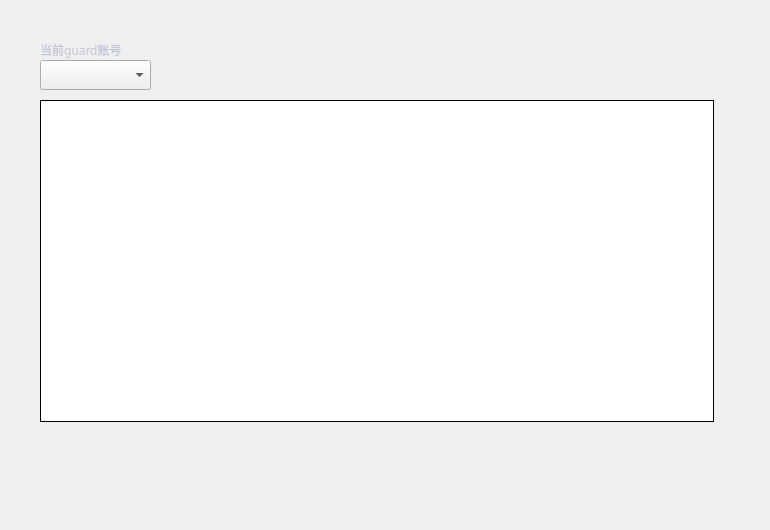
Old version of the form LNKWallet/guard/GuardKeyManagePage.ui in the repository HcashOrg/hx-indicator.
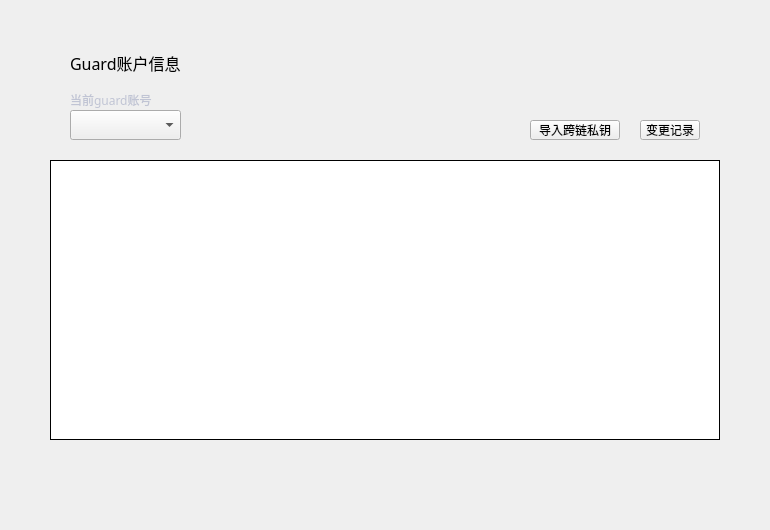
New version of the form.

The edit to the form file:
```diff
--- a/LNKWallet/guard/GuardKeyManagePage.ui
+++ b/LNKWallet/guard/GuardKeyManagePage.ui
@@ -16,10 +16,10 @@
   <widget class="QTableWidget" name="multisigTableWidget">
    <property name="geometry">
     <rect>
-     <x>40</x>
-     <y>100</y>
-     <width>674</width>
-     <height>322</height>
+     <x>50</x>
+     <y>160</y>
+     <width>670</width>
+     <height>280</height>
     </rect>
    </property>
    <property name="cursor" stdset="0">
@@ -146,15 +146,23 @@
    </column>
    <column>
     <property name="text">
-     <string/>
+     <string>操作</string>
+    </property>
+    <property name="font">
+     <font>
+      <family>微软雅黑</family>
+     </font>
+    </property>
+    <property name="textAlignment">
+     <set>AlignCenter</set>
     </property>
    </column>
   </widget>
   <widget class="QLabel" name="label">
    <property name="geometry">
     <rect>
-     <x>40</x>
-     <y>40</y>
+     <x>70</x>
+     <y>90</y>
      <width>100</width>
      <height>20</height>
     </rect>
@@ -177,8 +185,8 @@
   <widget class="QComboBox" name="accountComboBox">
    <property name="geometry">
     <rect>
-     <x>40</x>
-     <y>60</y>
+     <x>70</x>
+     <y>110</y>
      <width>111</width>
      <height>30</height>
     </rect>
@@ -197,6 +205,91 @@
     <string notr="true"/>
    </property>
   </widget>
+  <widget class="QLabel" name="title_label">
+   <property name="geometry">
+    <rect>
+     <x>70</x>
+     <y>50</y>
+     <width>200</width>
+     <height>26</height>
+    </rect>
+   </property>
+   <property name="font">
+    <font>
+     <family>微软雅黑</family>
+     <pointsize>12</pointsize>
+     <weight>50</weight>
+     <italic>false</italic>
+     <bold>false</bold>
+    </font>
+   </property>
+   <property name="styleSheet">
+    <string notr="true"/>
+   </property>
+   <property name="text">
+    <string>Guard账户信息</string>
+   </property>
+  </widget>
+  <widget class="QToolButton" name="historyBtn">
+   <property name="geometry">
+    <rect>
+     <x>640</x>
+     <y>120</y>
+     <width>60</width>
+     <height>20</height>
+    </rect>
+   </property>
+   <property name="font">
+    <font>
+     <family>微软雅黑</family>
+     <weight>50</weight>
+     <italic>false</italic>
+     <bold>false</bold>
+    </font>
+   </property>
+   <property name="cursor">
+    <cursorShape>PointingHandCursor</cursorShape>
+   </property>
+   <property name="focusPolicy">
+    <enum>Qt::NoFocus</enum>
+   </property>
+   <property name="styleSheet">
+    <string notr="true"/>
+   </property>
+   <property name="text">
+    <string>变更记录</string>
+   </property>
+  </widget>
+  <widget class="QToolButton" name="importBtn">
+   <property name="geometry">
+    <rect>
+     <x>530</x>
+     <y>120</y>
+     <width>90</width>
+     <height>20</height>
+    </rect>
+   </property>
+   <property name="font">
+    <font>
+     <family>微软雅黑</family>
+     <weight>50</weight>
+     <italic>false</italic>
+     <bold>false</bold>
+    </font>
+   </property>
+   <property name="cursor">
+    <cursorShape>PointingHandCursor</cursorShape>
+   </property>
+   <property name="focusPolicy">
+    <enum>Qt::NoFocus</enum>
+   </property>
+   <property name="styleSheet">
+    <string notr="true"/>
+   </property>
+   <property name="text">
+    <string>导入跨链私钥</string>
+   </property>
+  </widget>
  </widget>
  <resources/>
  <connections/>
```
